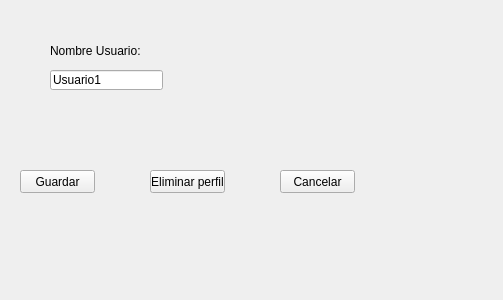
First picture: the form in interfacesGraficas/IG3.ui, repository lulacuna16/TT-2021-A004, before the edit.
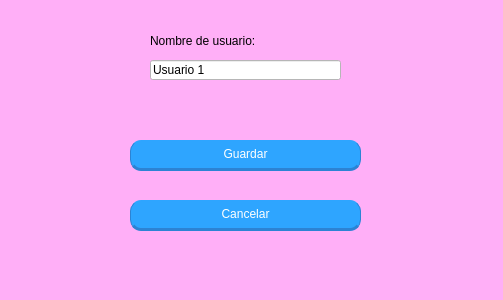
Second picture: the form after the edit.

The edit to the form file:
```diff
--- a/interfacesGraficas/IG3.ui
+++ b/interfacesGraficas/IG3.ui
@@ -13,70 +13,119 @@
   <property name="windowTitle">
    <string>Form</string>
   </property>
+  <property name="styleSheet">
+   <string notr="true">background-color: rgb(255, 175, 247);
+</string>
+  </property>
   <widget class="QLabel" name="labelNombreUsuario">
    <property name="geometry">
     <rect>
-     <x>50</x>
-     <y>40</y>
-     <width>91</width>
+     <x>150</x>
+     <y>30</y>
+     <width>201</width>
      <height>21</height>
     </rect>
    </property>
+   <property name="styleSheet">
+    <string notr="true">font: 14pt &quot;Segoe Print&quot;;</string>
+   </property>
    <property name="text">
-    <string>Nombre Usuario:</string>
+    <string>Nombre de usuario:</string>
    </property>
   </widget>
   <widget class="QLineEdit" name="textNombreUsuario">
    <property name="geometry">
     <rect>
-     <x>50</x>
-     <y>70</y>
-     <width>113</width>
+     <x>150</x>
+     <y>60</y>
+     <width>191</width>
      <height>20</height>
     </rect>
    </property>
+   <property name="styleSheet">
+    <string notr="true">background-color: rgb(255, 255, 255);
+color: rgb(0, 0, 0);
+font: 11pt &quot;Segoe Print&quot;;</string>
+   </property>
    <property name="inputMask">
     <string/>
    </property>
    <property name="text">
-    <string>Usuario1</string>
+    <string>Usuario 1</string>
    </property>
   </widget>
   <widget class="QPushButton" name="botonGuardar">
    <property name="geometry">
     <rect>
-     <x>20</x>
-     <y>170</y>
-     <width>75</width>
-     <height>23</height>
+     <x>130</x>
+     <y>140</y>
+     <width>231</width>
+     <height>31</height>
     </rect>
    </property>
+   <property name="styleSheet">
+    <string notr="true">QPushButton{
+color: rgb(255, 255, 255);
+	background-color: rgb(46, 165, 255);
+	font: 12pt &quot;Segoe Print&quot;;
+	border-radius: 11px;
+	border:none;
+	border-left: 1px solid rgb(44, 131, 212);
+	border-right: 1px solid rgb(44, 131, 212);
+	border-bottom: 3px solid rgb(44, 131, 212);
+}
+QPushButton:hover{
+	background-color: rgb(14, 235, 255);
+	border-left: 1px solid rgb(44, 131, 212);
+	border-right: 1px solid rgb(44, 131, 212);
+	border-bottom: 3px solid rgb(44, 131, 212);
+}
+QPushButton:pressed{
+	background-color: rgb(40, 170, 221);
+	border-left: 1px solid rgb(44, 131, 212);
+	border-right: 1px solid rgb(44, 131, 212);
+	border-top: 3px solid rgb(44, 131, 212);
+	border-bottomr: none;
+}</string>
+   </property>
    <property name="text">
     <string>Guardar</string>
    </property>
   </widget>
-  <widget class="QPushButton" name="botonEliminarPerfil">
-   <property name="geometry">
-    <rect>
-     <x>150</x>
-     <y>170</y>
-     <width>75</width>
-     <height>23</height>
-    </rect>
-   </property>
-   <property name="text">
-    <string>Eliminar perfil</string>
-   </property>
-  </widget>
   <widget class="QPushButton" name="botonCancelar">
    <property name="geometry">
     <rect>
-     <x>280</x>
-     <y>170</y>
-     <width>75</width>
-     <height>23</height>
+     <x>130</x>
+     <y>200</y>
+     <width>231</width>
+     <height>31</height>
     </rect>
    </property>
+   <property name="styleSheet">
+    <string notr="true">QPushButton{
+color: rgb(255, 255, 255);
+	background-color: rgb(46, 165, 255);
+	font: 12pt &quot;Segoe Print&quot;;
+	border-radius: 11px;
+	border:none;
+	border-left: 1px solid rgb(44, 131, 212);
+	border-right: 1px solid rgb(44, 131, 212);
+	border-bottom: 3px solid rgb(44, 131, 212);
+}
+QPushButton:hover{
+	background-color: rgb(14, 235, 255);
+	border-left: 1px solid rgb(44, 131, 212);
+	border-right: 1px solid rgb(44, 131, 212);
+	border-bottom: 3px solid rgb(44, 131, 212);
+}
+QPushButton:pressed{
+	background-color: rgb(40, 170, 221);
+	border-left: 1px solid rgb(44, 131, 212);
+	border-right: 1px solid rgb(44, 131, 212);
+	border-top: 3px solid rgb(44, 131, 212);
+	border-bottomr: none;
+}</string>
+   </property>
    <property name="text">
     <string>Cancelar</string>
    </property>
```
